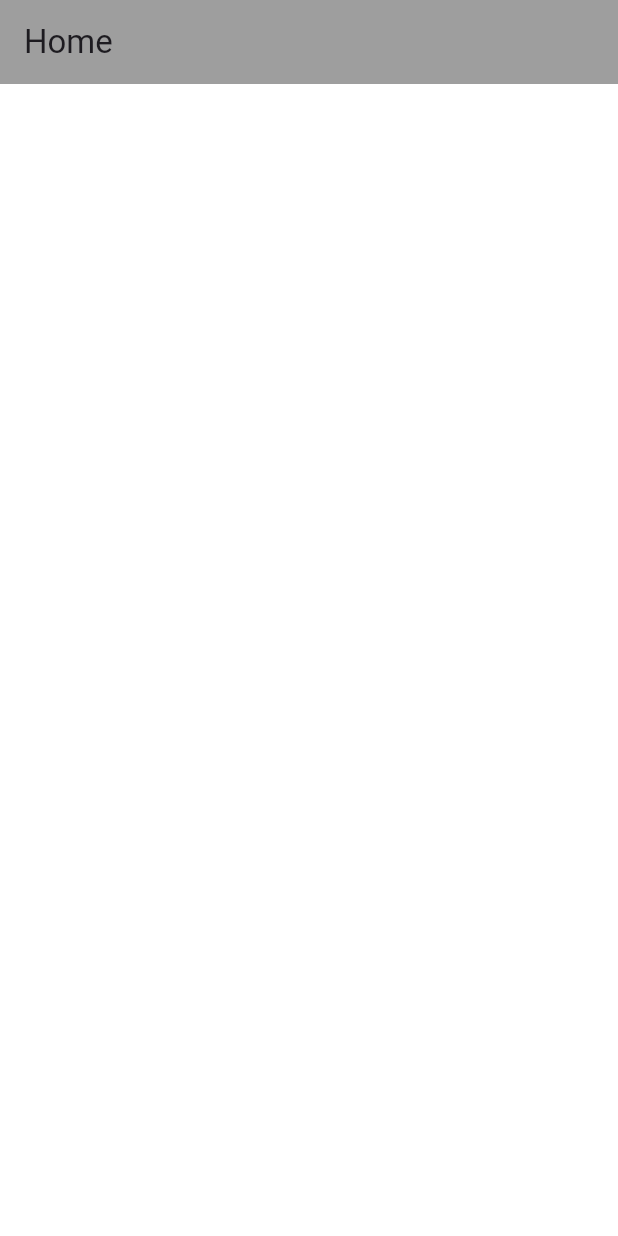
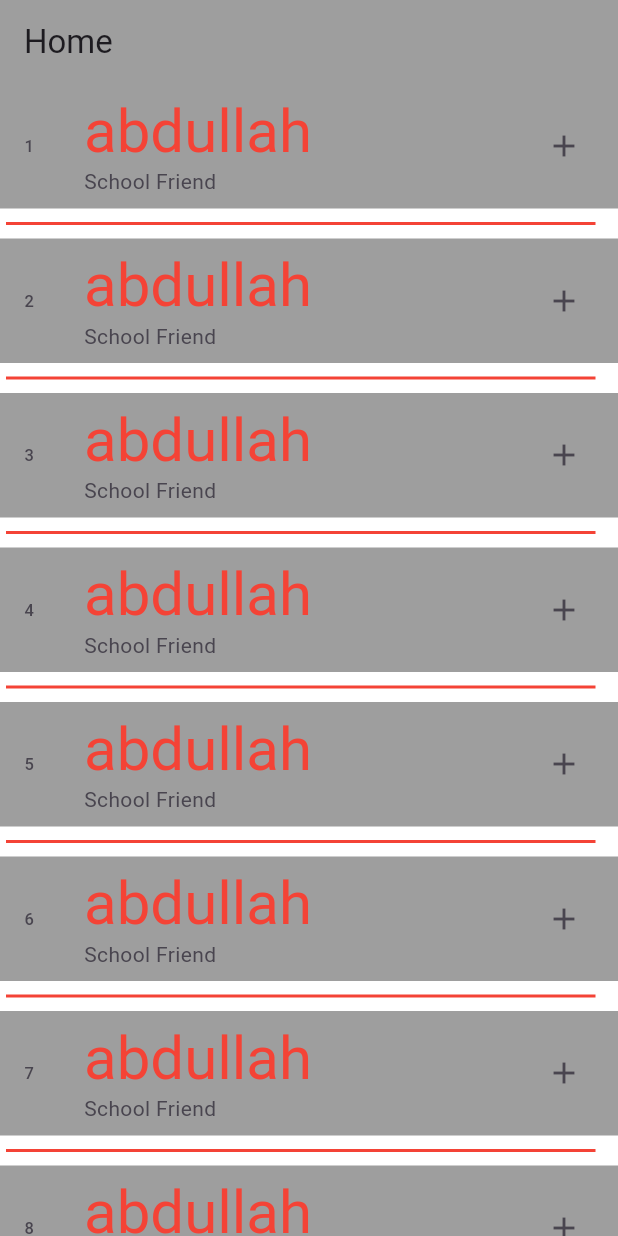
Before and after one commit to AbMamun12/Class-Project, a Flutter app: the screen it shows after launch, on a phone screen of 412 x 824 dp. Run offline on Flutter 3.47's test engine with Material 3 defaults, Android fonts, the phone set to English and light mode, and no system bars.

Commit message:
All Basic Tools

```diff
--- a/lib/main.dart
+++ b/lib/main.dart
@@ -192,10 +192,43 @@ class _HomeState extends State<Home> {
             height: 20,
             color: Colors.red,
             thickness: 2,
+            endIndent: 15,
+            indent: 4,
           );
           return Text('This is $index separator');
       },
       ), */
+      body: ListView.separated(
+        itemCount: FriendList.length,
+        itemBuilder: (contex, index){
+          return ListTile(
+            tileColor: Colors.grey,
+
+           title:    Text(FriendList[index]),
+            subtitle: Text('School Friend'),
+            trailing: Icon((Icons.add)),
+            leading: Text((index+1).toString()),
+            onTap: (){
+             print('$index item is tapped');
+            },
+            titleTextStyle:  TextStyle(
+              fontSize: 40,
+              color: Colors.red,
+            ),
+
+          );
+        },
+        separatorBuilder: (context, index){
+          return Divider(
+            height: 20,
+            color: Colors.red,
+            thickness: 2,
+            endIndent: 15,
+            indent: 4,
+          );
+          return Text('This is $index separator');
+        },
+      ),
 
     );
   }
```
